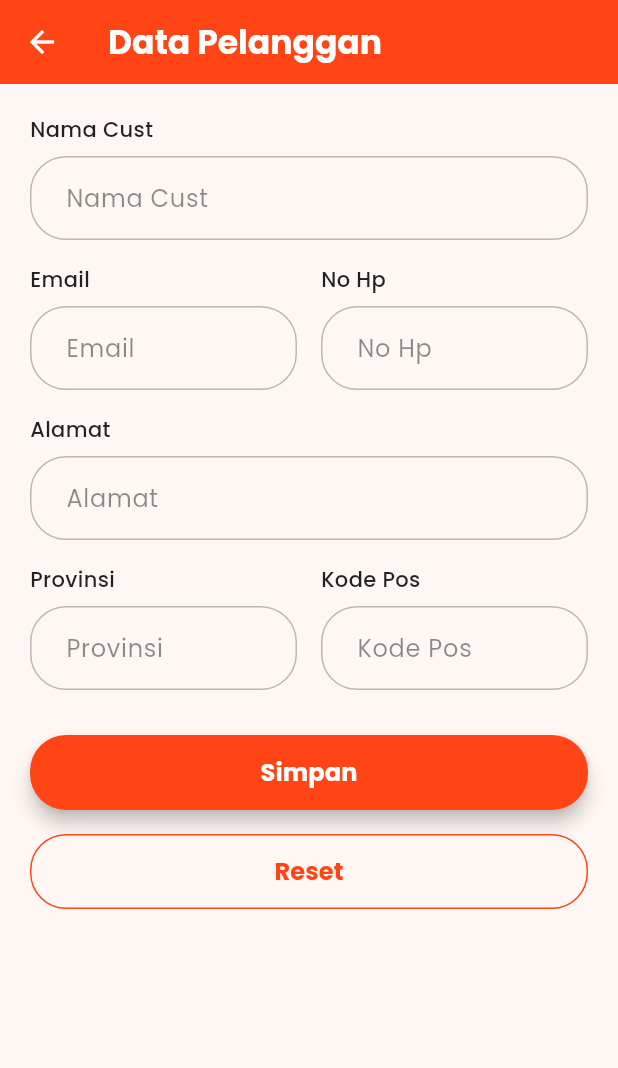
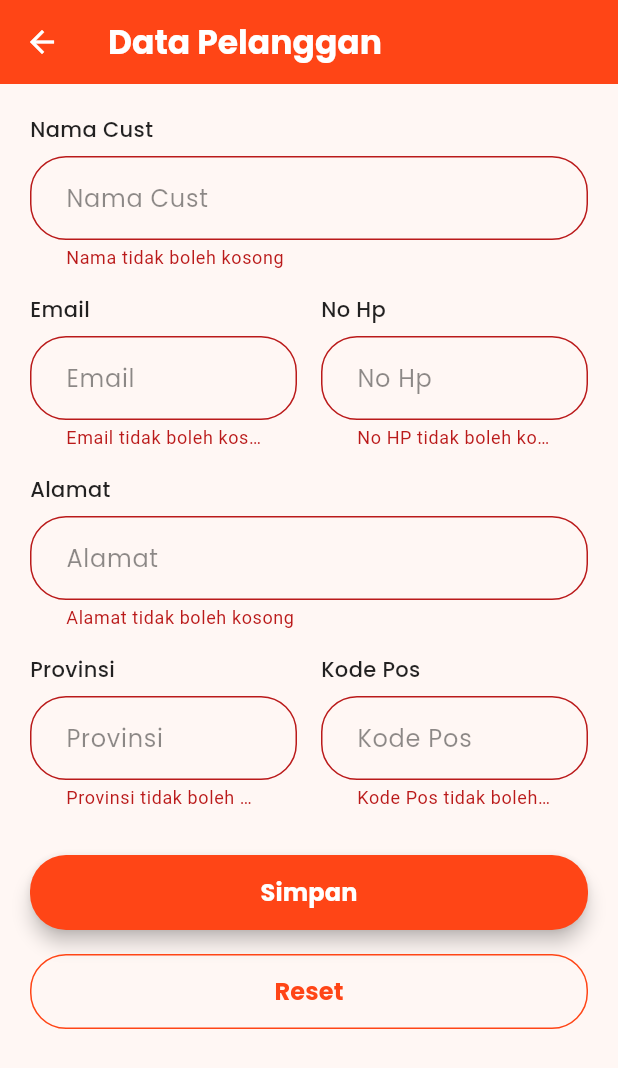
Before and after one commit to Alan21103/20220140127_UCP1Flutter, a Flutter app: the DataPelangganPage screen opened directly, after a tap on "Simpan", on a phone screen of 412 x 824 dp. Shown: the top 1068 px of the screen. Run offline on Flutter 3.47's test engine with Material 3 defaults, Android fonts, the phone set to English and light mode, and no system bars; our stand-ins replace google_fonts, shared_preferences; accounts and stored records are empty.

Commit message:
Menambahkan validasi tidak boleh kosong

```diff
--- a/lib/presentation/datapelanggan.dart
+++ b/lib/presentation/datapelanggan.dart
@@ -1,11 +1,16 @@
 import 'package:flutter/material.dart';
 import 'package:google_fonts/google_fonts.dart';
 
-class DataPelangganPage extends StatelessWidget {
+class DataPelangganPage extends StatefulWidget {
   const DataPelangganPage({super.key});
 
   @override
-  Widget build(BuildContext context) {
+  State<DataPelangganPage> createState() => _DataPelangganPageState();
+}
+
+class _DataPelangganPageState extends State<DataPelangganPage> {
+  final _formKey = GlobalKey<FormState>();
+
   final TextEditingController namaController = TextEditingController();
   final TextEditingController emailController = TextEditingController();
   final TextEditingController noHpController = TextEditingController();
@@ -13,10 +18,66 @@ class DataPelangganPage extends StatelessWidget {
   final TextEditingController provinsiController = TextEditingController();
   final TextEditingController kodePosController = TextEditingController();
 
+  // === VALIDATOR ===
+  String? validateNama(String? value) {
+    if (value == null || value.isEmpty) {
+      return 'Nama tidak boleh kosong';
+    }
+    return null;
+  }
+
+  String? validateEmail(String? value) {
+    if (value == null || value.isEmpty) {
+      return 'Email tidak boleh kosong';
+    }
+    if (!value.contains('@')) {
+      return 'Format email tidak valid';
+    }
+    return null;
+  }
+
+  String? validateNoHp(String? value) {
+    if (value == null || value.isEmpty) {
+      return 'No HP tidak boleh kosong';
+    }
+    if (!RegExp(r'^[0-9]+$').hasMatch(value)) {
+      return 'No HP hanya boleh angka';
+    }
+    return null;
+  }
+
+  String? validateAlamat(String? value) {
+    if (value == null || value.isEmpty) {
+      return 'Alamat tidak boleh kosong';
+    }
+    return null;
+  }
+
+  String? validateProvinsi(String? value) {
+    if (value == null || value.isEmpty) {
+      return 'Provinsi tidak boleh kosong';
+    }
+    return null;
+  }
+
+  String? validateKodePos(String? value) {
+    if (value == null || value.isEmpty) {
+      return 'Kode Pos tidak boleh kosong';
+    }
+    if (!RegExp(r'^[0-9]{5}$').hasMatch(value)) {
+      return 'Kode Pos harus 5 angka';
+    }
+    return null;
+  }
+
+  // =================
+
+  @override
+  Widget build(BuildContext context) {
     return Scaffold(
-      backgroundColor: const Color(0xFFFFF7F4), // warna latar belakang soft
+      backgroundColor: const Color(0xFFFFF7F4),
       appBar: AppBar(
-        backgroundColor: const Color(0xFFFF4516), // warna oranye
+        backgroundColor: const Color(0xFFFF4516),
         title: Text(
           'Data Pelanggan',
           style: GoogleFonts.poppins(
@@ -28,11 +89,13 @@ class DataPelangganPage extends StatelessWidget {
       ),
       body: SingleChildScrollView(
         padding: const EdgeInsets.all(20),
+        child: Form(
+          key: _formKey,
           child: Column(
             crossAxisAlignment: CrossAxisAlignment.start,
             children: [
               buildLabel('Nama Cust'),
-            buildTextField(controller: namaController, hint: 'Nama Cust'),
+              buildTextField(controller: namaController, hint: 'Nama Cust', validator: validateNama),
 
               const SizedBox(height: 16),
 
@@ -43,7 +106,7 @@ class DataPelangganPage extends StatelessWidget {
                       crossAxisAlignment: CrossAxisAlignment.start,
                       children: [
                         buildLabel('Email'),
-                      buildTextField(controller: emailController, hint: 'Email'),
+                        buildTextField(controller: emailController, hint: 'Email', validator: validateEmail),
                       ],
                     ),
                   ),
@@ -53,7 +116,7 @@ class DataPelangganPage extends StatelessWidget {
                       crossAxisAlignment: CrossAxisAlignment.start,
                       children: [
                         buildLabel('No Hp'),
-                      buildTextField(controller: noHpController, hint: 'No Hp'),
+                        buildTextField(controller: noHpController, hint: 'No Hp', validator: validateNoHp),
                       ],
                     ),
                   ),
@@ -63,7 +126,7 @@ class DataPelangganPage extends StatelessWidget {
               const SizedBox(height: 16),
 
               buildLabel('Alamat'),
-            buildTextField(controller: alamatController, hint: 'Alamat'),
+              buildTextField(controller: alamatController, hint: 'Alamat', validator: validateAlamat),
 
               const SizedBox(height: 16),
 
@@ -74,7 +137,7 @@ class DataPelangganPage extends StatelessWidget {
                       crossAxisAlignment: CrossAxisAlignment.start,
                       children: [
                         buildLabel('Provinsi'),
-                      buildTextField(controller: provinsiController, hint: 'Provinsi'),
+                        buildTextField(controller: provinsiController, hint: 'Provinsi', validator: validateProvinsi),
                       ],
                     ),
                   ),
@@ -84,7 +147,7 @@ class DataPelangganPage extends StatelessWidget {
                       crossAxisAlignment: CrossAxisAlignment.start,
                       children: [
                         buildLabel('Kode Pos'),
-                      buildTextField(controller: kodePosController, hint: 'Kode Pos'),
+                        buildTextField(controller: kodePosController, hint: 'Kode Pos', validator: validateKodePos),
                       ],
                     ),
                   ),
@@ -95,7 +158,11 @@ class DataPelangganPage extends StatelessWidget {
 
               ElevatedButton(
                 onPressed: () {
-                // Logika simpan data
+                  if (_formKey.currentState!.validate()) {
+                    ScaffoldMessenger.of(context).showSnackBar(
+                      const SnackBar(content: Text('Data berhasil disimpan')),
+                    );
+                  }
                 },
                 style: ElevatedButton.styleFrom(
                   backgroundColor: const Color(0xFFFF4516),
@@ -119,7 +186,6 @@ class DataPelangganPage extends StatelessWidget {
 
               OutlinedButton(
                 onPressed: () {
-                // Logika reset field
                   namaController.clear();
                   emailController.clear();
                   noHpController.clear();
@@ -146,6 +212,7 @@ class DataPelangganPage extends StatelessWidget {
             ],
           ),
         ),
+      ),
     );
   }
 
@@ -163,9 +230,10 @@ class DataPelangganPage extends StatelessWidget {
     );
   }
 
-  Widget buildTextField({required TextEditingController controller, required String hint}) {
-    return TextField(
+  Widget buildTextField({required TextEditingController controller, required String hint, required String? Function(String?) validator}) {
+    return TextFormField(
       controller: controller,
+      validator: validator,
       decoration: InputDecoration(
         hintText: hint,
         hintStyle: GoogleFonts.poppins(color: Colors.black45),
```
Lines whose indentation alone changed are shown as unchanged.
